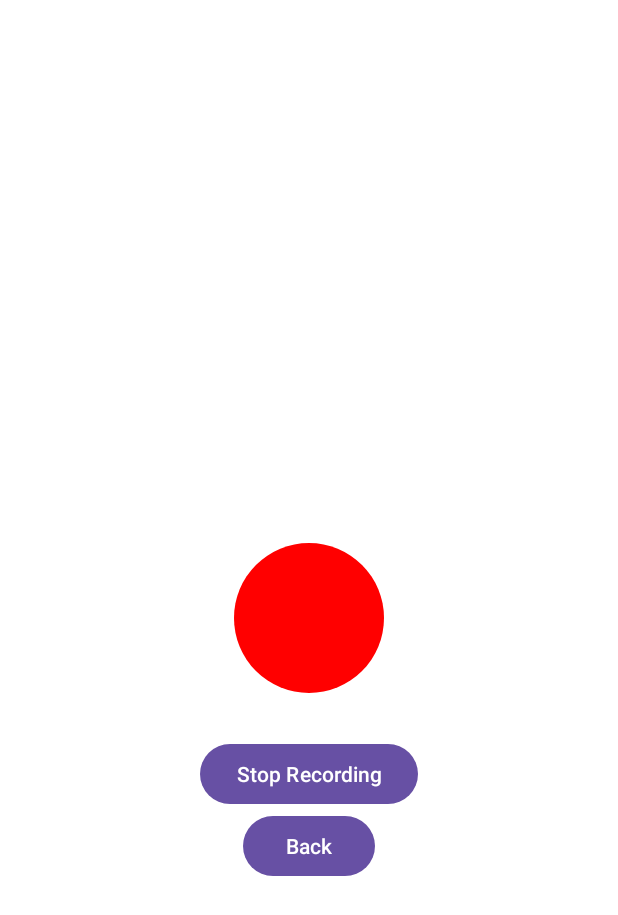
After one commit to SaintUwU/MobileAppProject, an Android app built with Jetpack Compose: the AudioRecordingActivity screen opened directly, with no data from a screen before it, on a phone screen of 412 x 824 dp. The commit adds this screen. Shown: the top 915 px of the screen. Run offline under Robolectric (Android 15) with nearby library versions, the phone set to English and light mode, and no system bars; 1 statement that could not run was skipped.

Commit message:
Record Incident

```diff
--- /dev/null
+++ b/app/src/main/java/com/example/mobileappproject/AudioRecordingActivity.kt
@@ -0,0 +1,168 @@
+package com.example.mobileappproject
+
+import android.Manifest
+import android.animation.ObjectAnimator
+import android.content.Intent
+import android.content.pm.PackageManager
+import android.media.MediaRecorder
+import android.net.Uri
+import android.os.Bundle
+import android.os.Environment
+import android.view.View
+import android.view.animation.AccelerateDecelerateInterpolator
+import android.widget.Button
+import android.widget.Toast
+import androidx.appcompat.app.AppCompatActivity
+import androidx.core.app.ActivityCompat
+import androidx.core.content.ContextCompat
+import androidx.core.content.FileProvider
+import java.io.File
+import java.io.IOException
+
+class AudioRecordingActivity : AppCompatActivity() {
+
+    private val REQUEST_CODE_RECORD_AUDIO = 1
+    private lateinit var mediaRecorder: MediaRecorder
+    private var outputFileUri: Uri? = null
+    private lateinit var recordingIndicator: View
+    private lateinit var pulseAnimator: ObjectAnimator
+    private var isRecording = false
+
+    override fun onCreate(savedInstanceState: Bundle?) {
+        super.onCreate(savedInstanceState)
+        setContentView(R.layout.activity_audio_recording)
+
+        recordingIndicator = findViewById(R.id.recordingIndicator)
+
+        if (ContextCompat.checkSelfPermission(this, Manifest.permission.RECORD_AUDIO) == PackageManager.PERMISSION_GRANTED) {
+            initializeRecording()
+        } else {
+            ActivityCompat.requestPermissions(
+                this,
+                arrayOf(Manifest.permission.RECORD_AUDIO, Manifest.permission.WRITE_EXTERNAL_STORAGE),
+                REQUEST_CODE_RECORD_AUDIO
+            )
+        }
+
+        // Stop button listener
+        findViewById<Button>(R.id.stopButton).setOnClickListener {
+            stopRecordingAndSendWhatsApp()
+        }
+
+        // Back button listener
+        findViewById<Button>(R.id.backButton).setOnClickListener {
+            onBackPressed() // This will trigger the back navigation
+        }
+    }
+
+    private fun initializeRecording() {
+        val fileName = "audio_recording_${System.currentTimeMillis()}.m4a"
+        val musicDirectory = getExternalFilesDir(Environment.DIRECTORY_MUSIC)
+        val audioFile = File(musicDirectory, fileName)
+
+        outputFileUri = FileProvider.getUriForFile(this, "$packageName.provider", audioFile)
+
+        mediaRecorder = MediaRecorder().apply {
+            setAudioSource(MediaRecorder.AudioSource.MIC)
+            setOutputFormat(MediaRecorder.OutputFormat.MPEG_4)
+            setAudioEncoder(MediaRecorder.AudioEncoder.AAC)
+            setOutputFile(audioFile.absolutePath)
+        }
+
+        try {
+            mediaRecorder.prepare()
+            mediaRecorder.start()
+            isRecording = true
+            startRecordingAnimation()
+            Toast.makeText(this, "Recording started: $fileName", Toast.LENGTH_SHORT).show()
+        } catch (e: IOException) {
+            isRecording = false
+            Toast.makeText(this, "Failed to start recording: ${e.message}", Toast.LENGTH_LONG).show()
+        }
+    }
+
+    private fun startRecordingAnimation() {
+        pulseAnimator = ObjectAnimator.ofFloat(recordingIndicator, "scaleX", 1f, 1.5f, 1f).apply {
+            duration = 1000
+            repeatCount = ObjectAnimator.INFINITE
+            repeatMode = ObjectAnimator.REVERSE
+            interpolator = AccelerateDecelerateInterpolator()
+        }
+        ObjectAnimator.ofFloat(recordingIndicator, "scaleY", 1f, 1.5f, 1f).apply {
+            duration = 1000
+            repeatCount = ObjectAnimator.INFINITE
+            repeatMode = ObjectAnimator.REVERSE
+            interpolator = AccelerateDecelerateInterpolator()
+        }.start()
+        pulseAnimator.start()
+    }
+
+    private fun stopRecording() {
+        if (isRecording) {
+            try {
+                mediaRecorder.stop()
+                mediaRecorder.reset()
+                mediaRecorder.release()
+
+                pulseAnimator.cancel()
+                recordingIndicator.scaleX = 1f
+                recordingIndicator.scaleY = 1f
+
+                Toast.makeText(this, "Recording stopped.", Toast.LENGTH_SHORT).show()
+                isRecording = false
+            } catch (e: Exception) {
+                Toast.makeText(this, "Failed to stop recording: ${e.message}", Toast.LENGTH_LONG).show()
+            }
+        } else {
+            Toast.makeText(this, "Recording has not started yet.", Toast.LENGTH_SHORT).show()
+        }
+    }
+
+    private fun stopRecordingAndSendWhatsApp() {
+        stopRecording()
+        sendAudioToWhatsApp()
+    }
+
+    private fun sendAudioToWhatsApp() {
+        if (outputFileUri == null) {
+            Toast.makeText(this, "No audio file to send.", Toast.LENGTH_SHORT).show()
+            return
+        }
+
+        try {
+            val shareIntent = Intent(Intent.ACTION_SEND).apply {
+                type = "audio/m4a"
+                putExtra(Intent.EXTRA_STREAM, outputFileUri)
+                putExtra(Intent.EXTRA_TEXT, "Emergency: Please listen to this audio recording immediately.")
+                addFlags(Intent.FLAG_GRANT_READ_URI_PERMISSION)
+                setPackage("com.whatsapp")
+            }
+
+            startActivity(Intent.createChooser(shareIntent, "Send via WhatsApp"))
+            Toast.makeText(this, "Audio sent to WhatsApp.", Toast.LENGTH_SHORT).show()
+        } catch (e: Exception) {
+            Toast.makeText(this, "Failed to send audio: ${e.message}", Toast.LENGTH_LONG).show()
+        }
+    }
+
+    override fun onRequestPermissionsResult(requestCode: Int, permissions: Array<out String>, grantResults: IntArray) {
+        super.onRequestPermissionsResult(requestCode, permissions, grantResults)
+        if (requestCode == REQUEST_CODE_RECORD_AUDIO) {
+            if (grantResults.isNotEmpty() && grantResults[0] == PackageManager.PERMISSION_GRANTED) {
+                initializeRecording()
+            } else {
+                Toast.makeText(this, "Audio recording permission is required.", Toast.LENGTH_LONG).show()
+            }
+        }
+    }
+
+    override fun onStop() {
+        super.onStop()
+        if (::mediaRecorder.isInitialized && isRecording) stopRecording()
+    }
+
+    override fun onDestroy() {
+        super.onDestroy()
+        if (::mediaRecorder.isInitialized) mediaRecorder.release()
+    }
+}
--- /dev/null
+++ b/app/src/main/res/drawable/circle_red.xml
@@ -0,0 +1,4 @@
+<shape xmlns:android="http://schemas.android.com/apk/res/android">
+    <solid android:color="#FF0000" />
+    <corners android:radius="50dp" />
+</shape>
--- /dev/null
+++ b/app/src/main/res/layout/activity_audio_recording.xml
@@ -0,0 +1,34 @@
+<RelativeLayout xmlns:android="http://schemas.android.com/apk/res/android"
+    android:layout_width="match_parent"
+    android:layout_height="match_parent"
+    android:background="#FFFFFF">
+
+    <!-- Pulsating Recording Indicator -->
+    <View
+        android:id="@+id/recordingIndicator"
+        android:layout_width="100dp"
+        android:layout_height="100dp"
+        android:layout_centerInParent="true"
+        android:background="@drawable/circle_red" />
+
+    <!-- Stop Button -->
+    <Button
+        android:id="@+id/stopButton"
+        android:layout_width="wrap_content"
+        android:layout_height="wrap_content"
+        android:text="Stop Recording"
+        android:layout_below="@id/recordingIndicator"
+        android:layout_centerHorizontal="true"
+        android:layout_marginTop="30dp" />
+
+    <!-- Back Button -->
+    <Button
+        android:id="@+id/backButton"
+        android:layout_width="wrap_content"
+        android:layout_height="wrap_content"
+        android:text="Back"
+        android:layout_below="@id/stopButton"
+        android:layout_centerHorizontal="true"
+        android:layout_marginBottom="30dp" />
+
+</RelativeLayout>
--- /dev/null
+++ b/app/src/main/res/xml/file_paths.xml
@@ -0,0 +1,5 @@
+<paths xmlns:android="http://schemas.android.com/apk/res/android">
+    <external-files-path
+        name="audio_files"
+        path="Music/" />
+</paths>
```
Also changed, not shown: app/src/main/AndroidManifest.xml (+26 -0 lines), app/src/main/java/com/example/mobileappproject/MainActivity.kt (+5 -4 lines), app/src/main/java/com/example/mobileappproject/RecordActivity.kt (added, +111 -0 lines), app/src/main/java/com/example/mobileappproject/VideoRecordingActivity.kt (added, +90 -0 lines), app/src/main/res/layout/activity_record.xml (added, +216 -0 lines), app/src/main/res/layout/activity_video_recording.xml (added, +17 -0 lines).
